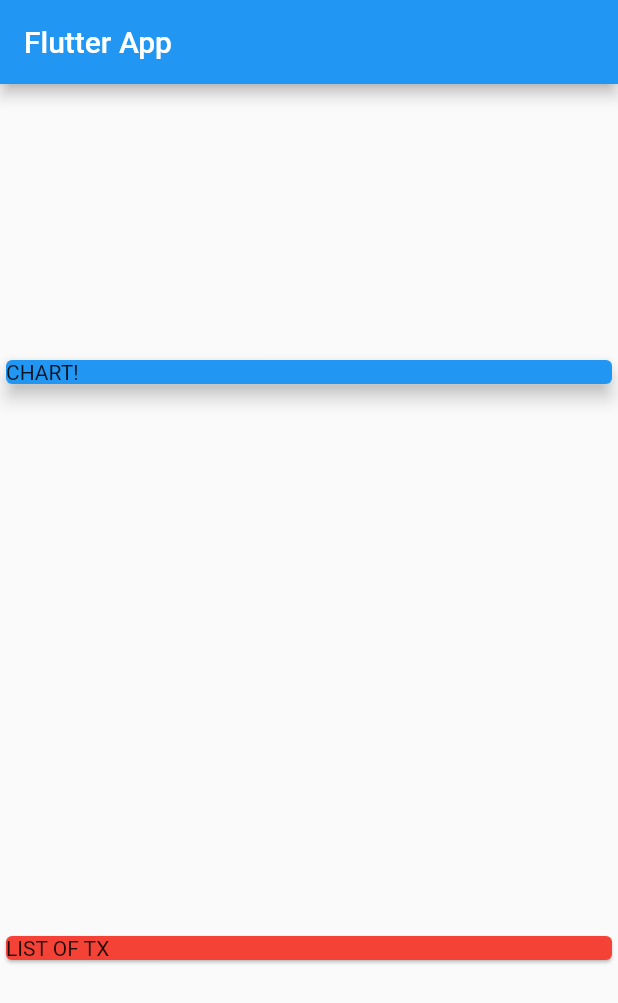
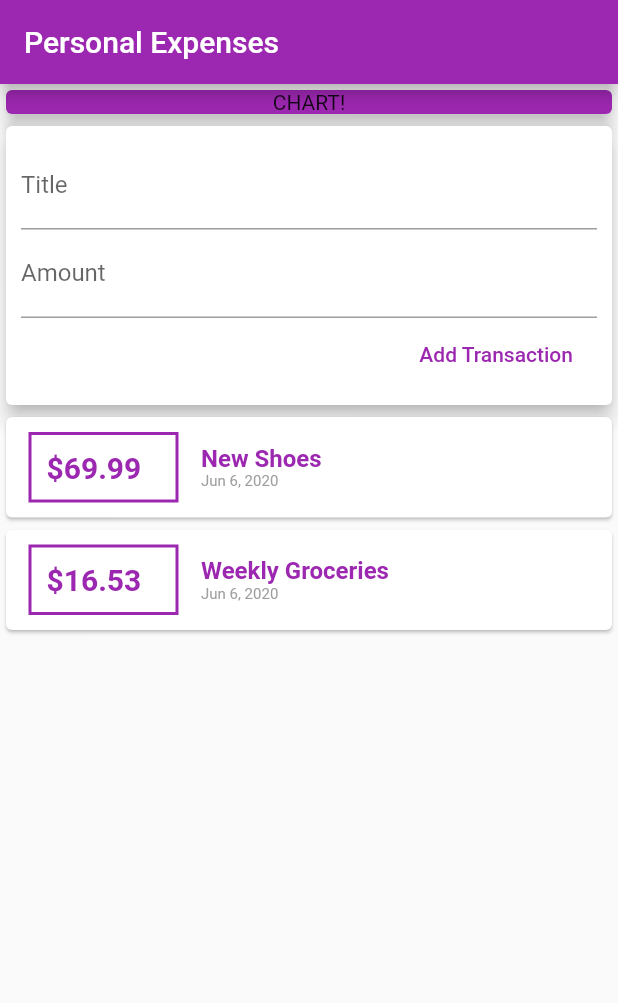
Before and after one commit to prabhaskumra/flutter-2020, a Flutter app: the screen it shows after launch, on a phone screen of 412 x 824 dp. Shown: the top 1003 px of the screen. Run offline on Flutter 3.47's test engine with Material 2 defaults, Android fonts, the phone set to English and light mode, and no system bars.

Commit message:
New Transactions
User can now add new tranasactions.

```diff
--- a/personal_expenses_app/lib/main.dart
+++ b/personal_expenses_app/lib/main.dart
@@ -1,5 +1,6 @@
 import 'package:flutter/material.dart';
-import 'package:flutter/src/widgets/container.dart';
+import './widgets/users_transaction.dart';
+
 
 void main() => runApp(MyApp());
 
@@ -14,29 +15,34 @@ class MyApp extends StatelessWidget {
 }
 
 class MyHomePage extends StatelessWidget {
+  // String titleInput;
+  // String amountInput;
+  final titleController = TextEditingController();
+  final amountController = TextEditingController();
+
   @override
   Widget build(BuildContext context) {
     return Scaffold(
       appBar: AppBar(
-        title: Text('Flutter App'),
+        title: Text('Personal Expenses'),
+        backgroundColor: Colors.purple,
       ),
       body: Column(
-        mainAxisAlignment: MainAxisAlignment.spaceAround,
+        // mainAxisAlignment: MainAxisAlignment.start,
         crossAxisAlignment: CrossAxisAlignment.stretch,
         children: <Widget>[
           Container(
             width: double.infinity,
             child: Card(
-              color: Colors.blue,
-              child: Text('CHART!'),
+              color: Colors.purple,
+              child: Text(
+                'CHART!',
+                textAlign: TextAlign.center,
+              ),
               elevation: 5,
-
             ),
           ),
-          Card(
-            color: Colors.red,
-            child: Text('LIST OF TX'),
-          ),
+        UserTransactions(),
         ],
       ),
     );
--- /dev/null
+++ b/personal_expenses_app/lib/models/transaction.dart
@@ -0,0 +1,15 @@
+import 'package:flutter/foundation.dart';
+
+class Transaction {
+  final String id;
+  final String title;
+  final double amount;
+  final DateTime date;
+
+  Transaction({
+    @required this.id,
+    @required this.title,
+    @required this.amount,
+    @required this.date,
+  });
+}
--- /dev/null
+++ b/personal_expenses_app/lib/widgets/new_transaction.dart
@@ -0,0 +1,48 @@
+import 'package:flutter/material.dart';
+
+class NewTransaction extends StatelessWidget {
+  final Function addTx;
+  final titleController = TextEditingController();
+  final amountController = TextEditingController();
+
+  NewTransaction(this.addTx);
+
+  @override
+  Widget build(BuildContext context) {
+    return Card(
+      elevation: 5,
+      child: Container(
+        padding: EdgeInsets.all(10),
+        child: Column(
+          crossAxisAlignment: CrossAxisAlignment.end,
+          children: <Widget>[
+            TextField(
+              decoration: InputDecoration(labelText: 'Title'),
+              controller: titleController,
+              // onChanged: (val) {
+              //   titleInput = val;
+              // },
+            ),
+            TextField(
+              decoration: InputDecoration(labelText: 'Amount'),
+              controller: amountController,
+              // onChanged: (val) {
+              //   amountInput = val;
+              // },
+            ),
+            FlatButton(
+              onPressed: () {
+                addTx(
+                  titleController.text,
+                  double.parse(amountController.text),
+                );
+              },
+              child: Text('Add Transaction'),
+              textColor: Colors.purple,
+            )
+          ],
+        ),
+      ),
+    );
+  }
+}
--- /dev/null
+++ b/personal_expenses_app/lib/widgets/transaction_list.dart
@@ -0,0 +1,66 @@
+import 'package:flutter/material.dart';
+import '../models/transaction.dart';
+import 'package:intl/intl.dart';
+
+class TransactionList extends StatelessWidget {
+
+  final List<Transaction> transactions;
+
+  TransactionList(this.transactions);
+
+  @override
+  Widget build(BuildContext context) {
+    return Column(
+      children: transactions.map((tx) {
+        return Card(
+          child: Row(
+            children: <Widget>[
+              Container(
+                margin: EdgeInsets.symmetric(
+                  vertical: 10,
+                  horizontal: 15,
+                ),
+                decoration: BoxDecoration(
+                  border: Border.all(
+                    color: Colors.purple,
+                    width: 2,
+                  ),
+                ),
+                padding: EdgeInsets.all(10),
+                child: Text(
+                  '\$${tx.amount}',
+                  style: TextStyle(
+                    fontWeight: FontWeight.bold,
+                    fontSize: 20,
+                    color: Colors.purple,
+                  ),
+                ),
+                width: 100,
+              ),
+              Column(
+                crossAxisAlignment: CrossAxisAlignment.start,
+                children: <Widget>[
+                  Text(
+                    tx.title,
+                    style: TextStyle(
+                      fontSize: 16,
+                      fontWeight: FontWeight.bold,
+                      color: Colors.purple,
+                    ),
+                  ),
+                  Text(
+                    DateFormat.yMMMd().format(tx.date),
+                    style: TextStyle(
+                      fontSize: 10,
+                      color: Colors.grey,
+                    ),
+                  ),
+                ],
+              ),
+            ],
+          ),
+        );
+      }).toList(),
+    );
+  }
+}
--- /dev/null
+++ b/personal_expenses_app/lib/widgets/users_transaction.dart
@@ -0,0 +1,50 @@
+import 'package:flutter/material.dart';
+import './new_transaction.dart';
+import './transaction_list.dart';
+import '../models/transaction.dart';
+
+class UserTransactions extends StatefulWidget {
+  @override
+  _UserTransactionsState createState() => _UserTransactionsState();
+}
+
+class _UserTransactionsState extends State<UserTransactions> {
+  final List<Transaction> _userTransactions = [
+    Transaction(
+      id: 't1',
+      title: 'New Shoes',
+      amount: 69.99,
+      date: DateTime.now(),
+    ),
+    Transaction(
+      id: 't2',
+      title: 'Weekly Groceries',
+      amount: 16.53,
+      date: DateTime.now(),
+    ),
+  ];
+
+  void _addNewTransaction(String txTitle, double txAmount) {
+    final newTx = Transaction(
+      id: DateTime.now().toString(),
+      title: txTitle,
+      amount: txAmount,
+      date: DateTime.now(),
+    );
+
+  setState(() {
+    _userTransactions.add(newTx);
+  });
+
+  }
+
+  @override
+  Widget build(BuildContext context) {
+    return Column(
+      children: <Widget>[
+        NewTransaction(_addNewTransaction),
+        TransactionList(_userTransactions),
+      ],
+    );
+  }
+}
--- a/personal_expenses_app/pubspec.yaml
+++ b/personal_expenses_app/pubspec.yaml
@@ -23,6 +23,7 @@ environment:
 dependencies:
   flutter:
     sdk: flutter
+  intl: ^0.16.1
 
 
   # The following adds the Cupertino Icons font to your application.
```
Also changed, not shown: personal_expenses_app/pubspec.lock, 1 other file.
